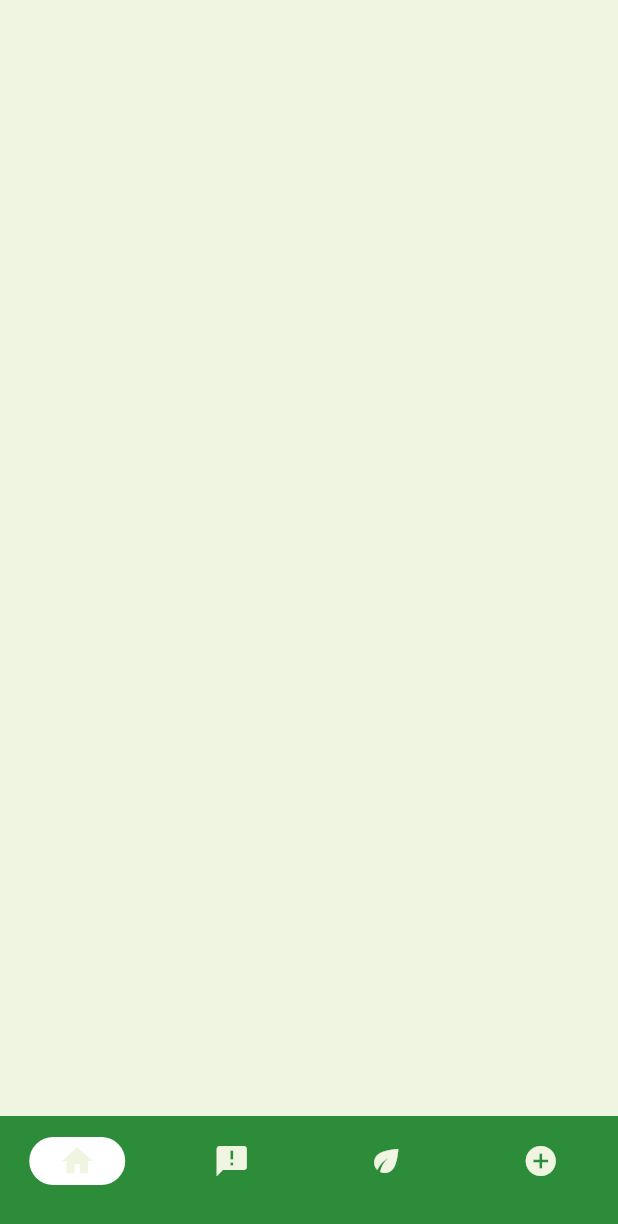
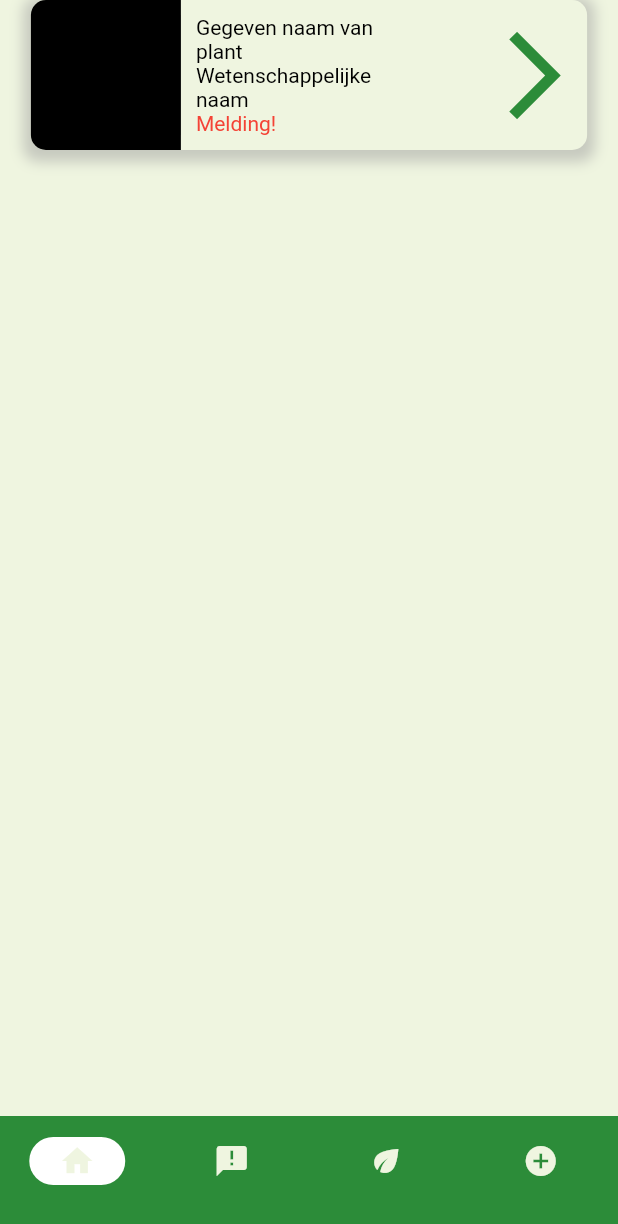
Before and after one commit to argelbagel/ISENSIOT_GrowthGuardian_App, a Flutter app: the screen it shows after launch, on a phone screen of 412 x 824 dp. Shown: the top 1224 px of the screen. Run offline on Flutter 3.47's test engine with Material 2 defaults, Android fonts, the phone set to English and light mode, and no system bars.

Commit message:
Cart dart gemaakt

```diff
--- a/growth_guardian/lib/views/homePage.dart
+++ b/growth_guardian/lib/views/homePage.dart
@@ -1,4 +1,5 @@
 import 'package:flutter/material.dart';
+import 'package:growth_guardian/widget/cart.dart';
 
 class HomePage extends StatefulWidget {
   const HomePage({super.key});
@@ -10,6 +11,8 @@ class HomePage extends StatefulWidget {
 class _HomePageState extends State<HomePage> {
   @override
   Widget build(BuildContext context) {
-    return Container();
+    return Container(
+      child: card()
+    );
   }
 }
--- /dev/null
+++ b/growth_guardian/lib/widget/cart.dart
@@ -0,0 +1,86 @@
+import 'package:flutter/material.dart';
+
+class card extends StatelessWidget {
+  const card({super.key});
+
+  @override
+  Widget build(BuildContext context) {
+    double screenWidth = MediaQuery.of(context).size.width;
+
+    return Container(
+      width: 10.0,
+      height: 10.0,
+      child: Align(
+        alignment: Alignment.topCenter,
+        child: Container(
+          width: screenWidth * 0.9,
+          height: 100.0,
+          decoration: BoxDecoration(
+            color: Theme.of(context).colorScheme.secondary,
+            borderRadius: BorderRadius.circular(10.0),
+            boxShadow: [
+              BoxShadow(
+                color: Colors.grey.withOpacity(0.5),
+                spreadRadius: 5,
+                blurRadius: 7,
+                offset: Offset(0, 3),
+              ),
+            ],
+          ),
+
+          child: Row(
+            children: [
+              Container(
+                width: 100.0,
+                height: 100.0,
+                decoration: BoxDecoration(
+                  color: Colors.black,
+                  borderRadius: BorderRadius.only(
+                    topLeft: Radius.circular(10.0),
+                    bottomLeft: Radius.circular(10.0),
+                  ),
+                ),
+              ),
+              Expanded(
+                child: Align(
+                  alignment: Alignment.centerLeft,
+                  child: Padding(
+                    padding: EdgeInsets.only(left: 10.0),
+                    child: RichText(
+                      text: TextSpan(
+                        children: [
+                          TextSpan(
+                            text: 'Gegeven naam van plant\n',
+                            style: TextStyle(color: Colors.black),
+                          ),
+                          TextSpan(
+                            text: 'Wetenschappelijke naam\n',
+                            style: TextStyle(color: Colors.black),
+                          ),
+                          TextSpan(
+                            text: 'Melding!',
+                            style: TextStyle(color: Colors.red),
+                          ),
+                        ],
+                      ),
+                    ),
+                  ),
+                ),
+              ),
+              Expanded(
+                child: Align(
+                  alignment: Alignment.centerRight,
+                  child: Icon(
+                    Icons.arrow_forward_ios,
+                    color: Theme.of(context).colorScheme.primary,
+                    size: 70.0,
+                  ),
+                ),
+              ),
+            ]
+          ),
+        ),
+      ),
+    );
+  }
+}
```
Also changed, not shown: 2 other files.
